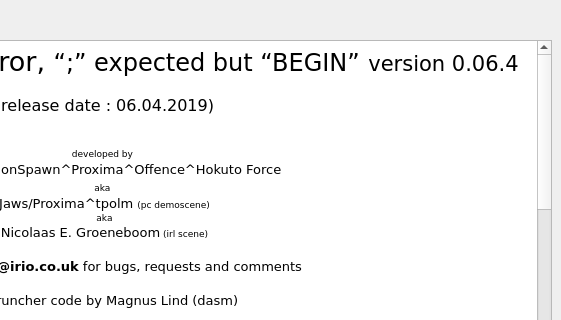
Old version of the form source/dialogabout.ui in the repository leuat/TRSE; both pictures show x 349 to 910 and y 0 to 320 of the 910 by 446 pixel window.
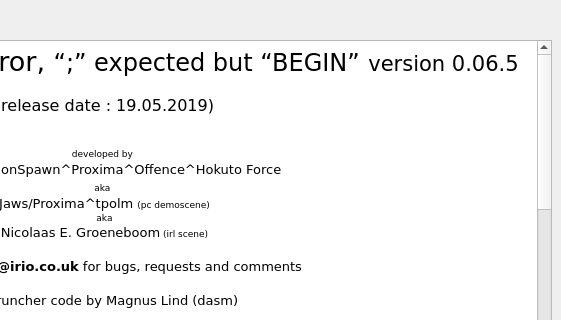
New version of the form. Icons and pictures are not drawn.

The edit to the form file:
```diff
--- a/source/dialogabout.ui
+++ b/source/dialogabout.ui
@@ -46,8 +46,8 @@
 &lt;html&gt;&lt;head&gt;&lt;meta name=&quot;qrichtext&quot; content=&quot;1&quot; /&gt;&lt;style type=&quot;text/css&quot;&gt;
 p, li { white-space: pre-wrap; }
 &lt;/style&gt;&lt;/head&gt;&lt;body style=&quot; font-family:'Verdana'; font-size:10pt; font-weight:400; font-style:normal;&quot;&gt;
-&lt;p align=&quot;center&quot; style=&quot; margin-top:18px; margin-bottom:12px; margin-left:0px; margin-right:0px; -qt-block-indent:0; text-indent:0px;&quot;&gt;&lt;span style=&quot; font-size:xx-large;&quot;&gt;Turbo Rascal Syntax error, &lt;/span&gt;&lt;span style=&quot; font-size:18pt;&quot;&gt;“;” expected but “BEGIN”&lt;/span&gt;&lt;span style=&quot; font-size:20pt;&quot;&gt; &lt;/span&gt;&lt;span style=&quot; font-size:16pt;&quot;&gt;version 0.06.4&lt;/span&gt;&lt;/p&gt;
-&lt;p align=&quot;center&quot; style=&quot; margin-top:18px; margin-bottom:12px; margin-left:0px; margin-right:0px; -qt-block-indent:0; text-indent:0px;&quot;&gt;&lt;span style=&quot; font-size:12pt;&quot;&gt;(release date : 06.04.2019)&lt;/span&gt;&lt;/p&gt;
+&lt;p align=&quot;center&quot; style=&quot; margin-top:18px; margin-bottom:12px; margin-left:0px; margin-right:0px; -qt-block-indent:0; text-indent:0px;&quot;&gt;&lt;span style=&quot; font-size:xx-large;&quot;&gt;Turbo Rascal Syntax error, &lt;/span&gt;&lt;span style=&quot; font-size:18pt;&quot;&gt;“;” expected but “BEGIN”&lt;/span&gt;&lt;span style=&quot; font-size:20pt;&quot;&gt; &lt;/span&gt;&lt;span style=&quot; font-size:16pt;&quot;&gt;version 0.06.5&lt;/span&gt;&lt;/p&gt;
+&lt;p align=&quot;center&quot; style=&quot; margin-top:18px; margin-bottom:12px; margin-left:0px; margin-right:0px; -qt-block-indent:0; text-indent:0px;&quot;&gt;&lt;span style=&quot; font-size:12pt;&quot;&gt;(release date : 19.05.2019)&lt;/span&gt;&lt;/p&gt;
 &lt;p align=&quot;center&quot; style=&quot;-qt-paragraph-type:empty; margin-top:0px; margin-bottom:0px; margin-left:0px; margin-right:0px; -qt-block-indent:0; text-indent:0px;&quot;&gt;&lt;br /&gt;&lt;/p&gt;
 &lt;p align=&quot;center&quot; style=&quot; margin-top:0px; margin-bottom:0px; margin-left:0px; margin-right:0px; -qt-block-indent:0; text-indent:0px;&quot;&gt;&lt;img src=&quot;:/resources/images/creatures.png&quot; width=&quot;160&quot; /&gt;&lt;/p&gt;
 &lt;p align=&quot;center&quot; style=&quot; margin-top:0px; margin-bottom:0px; margin-left:0px; margin-right:0px; -qt-block-indent:0; text-indent:0px;&quot;&gt;&lt;span style=&quot; font-size:7pt;&quot;&gt;developed by&lt;/span&gt; &lt;/p&gt;
```
